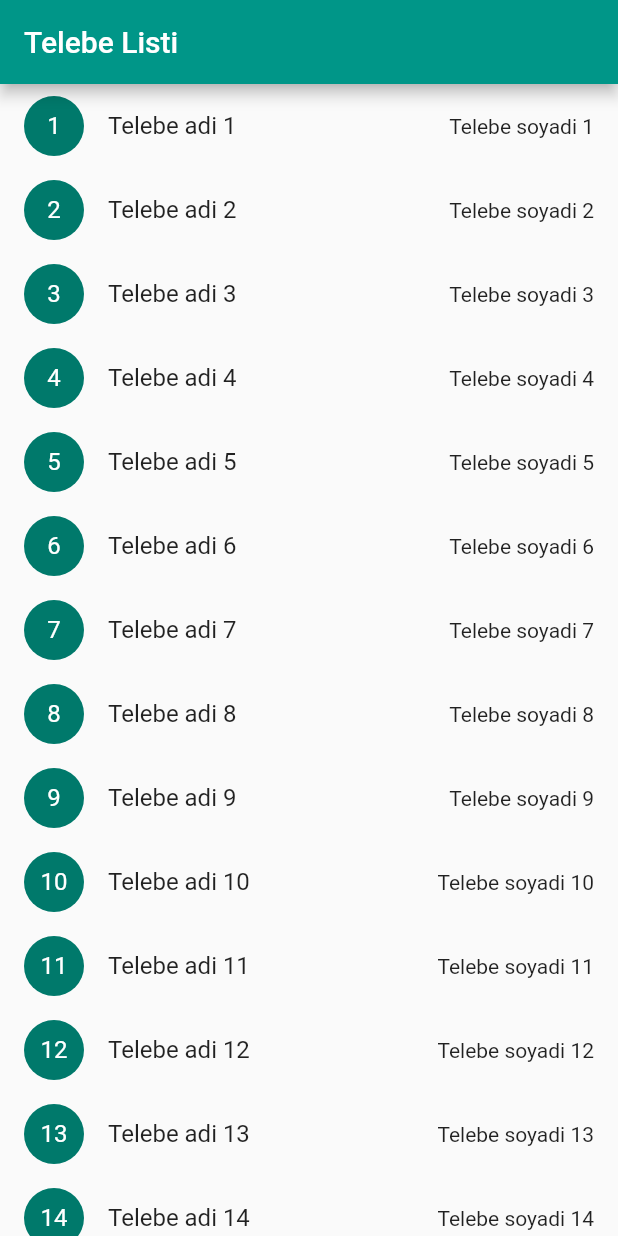
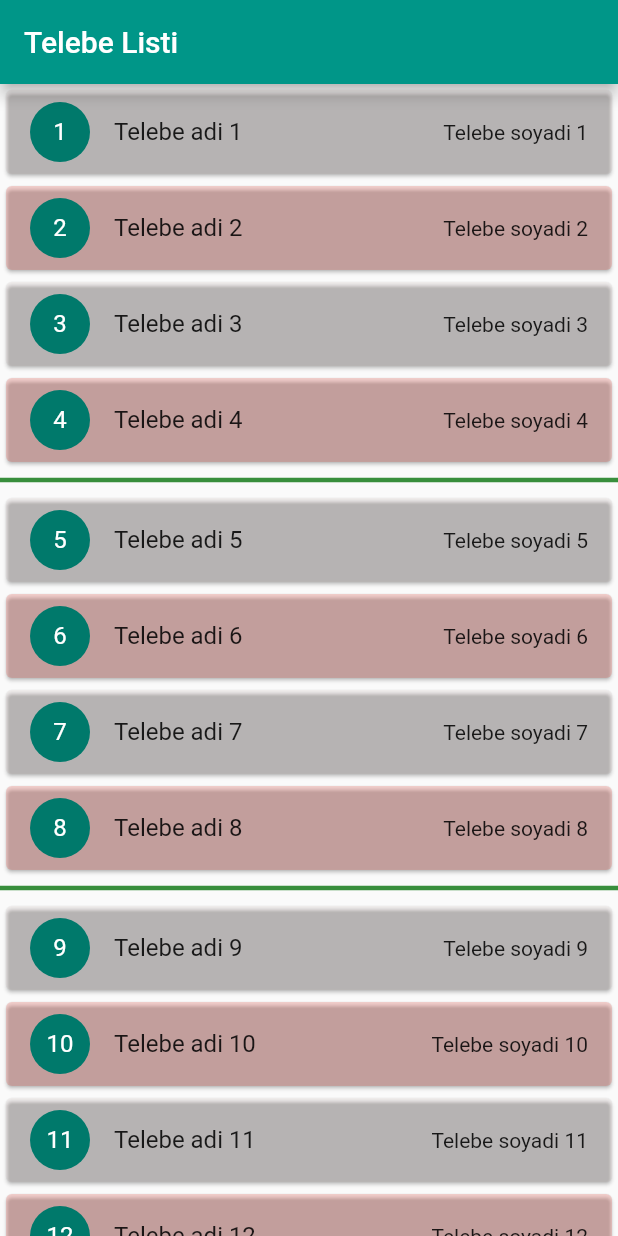
Before and after one commit to RustamovRRR/widgets, a Flutter app: the screen it shows after launch, on a phone screen of 412 x 824 dp. Run offline on Flutter 3.47's test engine with Material 2 defaults, Android fonts, the phone set to English and light mode, and no system bars.

Commit message:
ListView.builder and ListView.separated widgets

```diff
--- a/lib/scrolls/ListViewUse.dart
+++ b/lib/scrolls/ListViewUse.dart
@@ -14,7 +14,65 @@ class ListViewUse extends StatelessWidget {
       appBar: AppBar(
         title: Text("Telebe Listi"),
       ),
-      body: ListView(
+      body: listViewSeparatedMethod(),
+    );
+  }
+
+  ListView listViewSeparatedMethod() {
+    return ListView.separated(
+      itemBuilder: (BuildContext context, int index) {
+        return Card(
+          color: index % 2 == 0
+              ? Colors.red.withOpacity(0.02)
+              : Colors.red.withOpacity(0.2),
+          child: ListTile(
+            onTap: () {
+              print("Element kliklendi $index");
+            },
+            title: Text(butunTelebeler[index].name),
+            leading:
+                CircleAvatar(child: Text(butunTelebeler[index].id.toString())),
+            trailing: Text(butunTelebeler[index].surname),
+          ),
+        );
+      },
+      itemCount: butunTelebeler.length,
+      separatorBuilder: (BuildContext context, int index) {
+        if ((index + 1) % 4 == 0) {
+          return Divider(
+            color: Colors.green.shade700,
+            thickness: 3,
+          );
+        }
+        return SizedBox();
+      },
+    );
+  }
+
+  ListView listViewBuilderMethod() {
+    return ListView.builder(
+      itemBuilder: (BuildContext context, int index) {
+        return Card(
+          color: index % 2 == 0
+              ? Colors.red.withOpacity(0.02)
+              : Colors.red.withOpacity(0.2),
+          child: ListTile(
+            onTap: () {
+              print("Element kliklendi $index");
+            },
+            title: Text(butunTelebeler[index].name),
+            leading:
+                CircleAvatar(child: Text(butunTelebeler[index].id.toString())),
+            trailing: Text(butunTelebeler[index].surname),
+          ),
+        );
+      },
+      itemCount: butunTelebeler.length,
+    );
+  }
+
+  ListView classicListView() {
+    return ListView(
       children: butunTelebeler
           .map((telebe) => ListTile(
                 title: Text(telebe.name),
@@ -22,7 +80,6 @@ class ListViewUse extends StatelessWidget {
                 trailing: Text(telebe.surname),
               ))
           .toList(),
-      ),
     );
   }
 }
```
Lines whose indentation alone changed are shown as unchanged.
